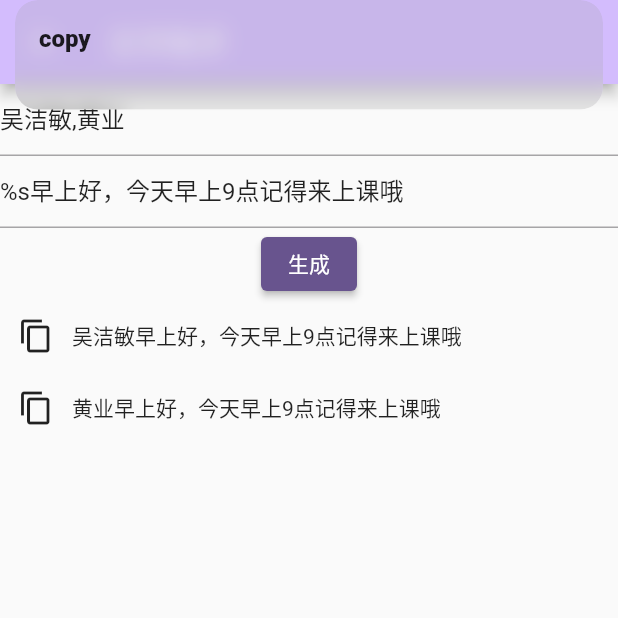
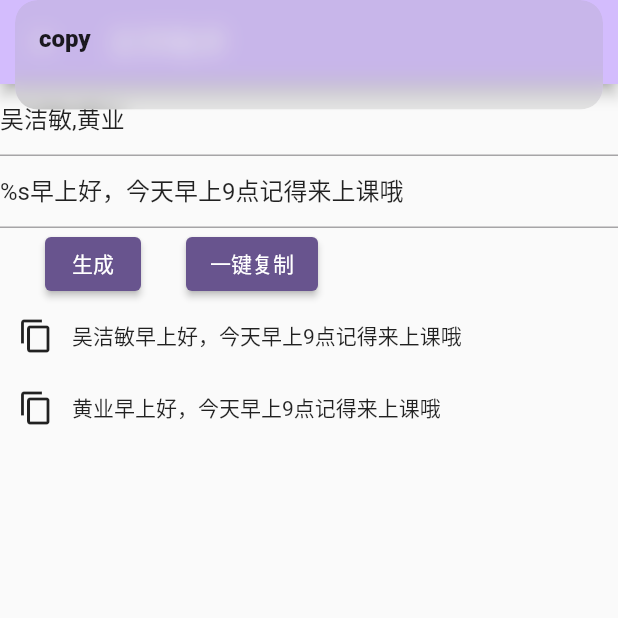
Before and after one commit to hyUrbanManager/gentext, a Flutter app: the screen it shows after launch, after a tap on the "content copy" icon, on a phone screen of 412 x 824 dp, the top half of it. Run offline on Flutter 3.47's test engine with Material 2 defaults, Android fonts, the light colour scheme and no system bars; our stand-ins replace get, shared_preferences; missing offline and left inert: clipboard.

Commit message:
[feature]增加一键复制功能

```diff
--- a/lib/main_controller.dart
+++ b/lib/main_controller.dart
@@ -1,3 +1,4 @@
+import 'package:clipboard/clipboard.dart';
 import 'package:flutter/material.dart';
 import 'package:get/get.dart';
 import 'package:shared_preferences/shared_preferences.dart';
@@ -51,4 +52,17 @@ class MainController extends GetxController {
       Get.snackbar("error", "$e");
     }
   }
+
+  Future<void> copy(int index) async {
+    String text = generateList[index];
+    await FlutterClipboard.copy(text);
+    Get.snackbar("copy", "");
+  }
+
+  Future<void> copyAll() async {
+    for (String text in generateList) {
+      await FlutterClipboard.copy(text);
+    }
+    Get.snackbar("copy all", "");
+  }
 }
--- a/lib/main_page.dart
+++ b/lib/main_page.dart
@@ -1,4 +1,3 @@
-import 'package:clipboard/clipboard.dart';
 import 'package:flutter/material.dart';
 import 'package:flutter/src/widgets/framework.dart';
 import 'package:gentext/main_controller.dart';
@@ -29,11 +28,27 @@ class MainPage extends GetView<MainController> {
             TextField(
               controller: controller.rawTextController,
             ),
-            ElevatedButton(
-              child: const Text("生成"),
-              onPressed: () {
-                controller.generate();
-              },
+            Row(
+              children: [
+                SizedBox(
+                  width: 30,
+                ),
+                ElevatedButton(
+                  child: const Text("生成"),
+                  onPressed: () {
+                    controller.generate();
+                  },
+                ),
+                SizedBox(
+                  width: 30,
+                ),
+                ElevatedButton(
+                  child: const Text("一键复制"),
+                  onPressed: () {
+                    controller.copyAll();
+                  },
+                ),
+              ],
             ),
             Obx(
               () => Expanded(
@@ -43,9 +58,7 @@ class MainPage extends GetView<MainController> {
                     return Row(children: [
                       IconButton(
                           onPressed: () async {
-                            String text = controller.generateList[index];
-                            await FlutterClipboard.copy(text);
-                            Get.snackbar("copy", "");
+                            controller.copy(index);
                           },
                           icon: const Icon(Icons.copy)),
                       Text(controller.generateList[index]),
```
